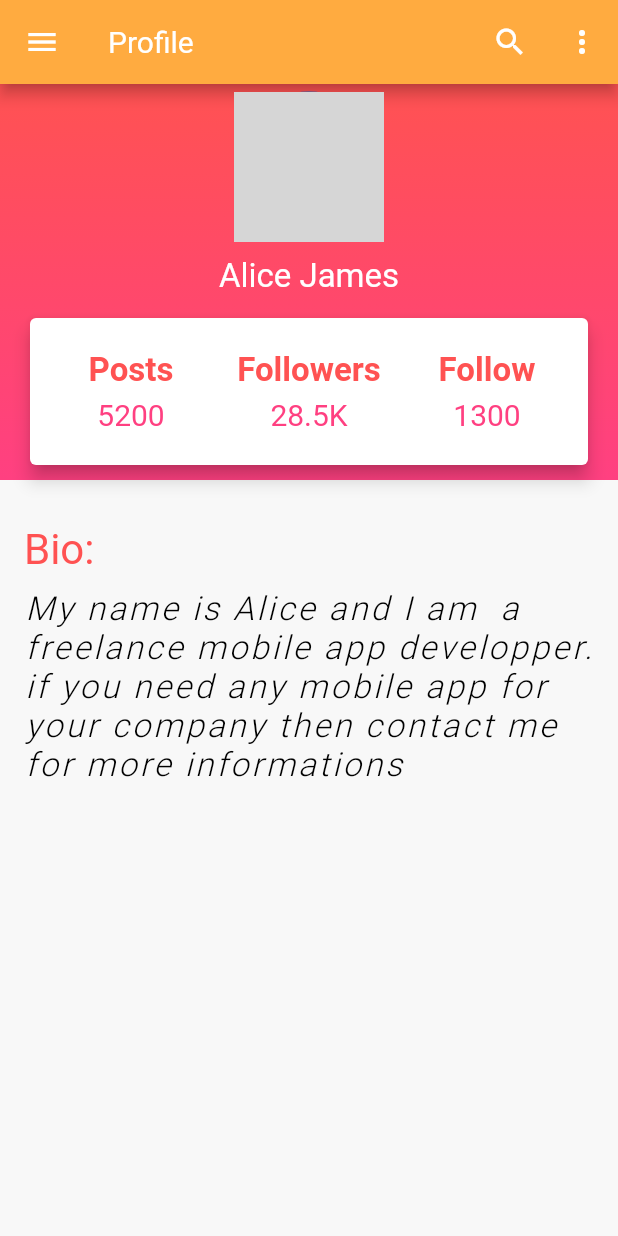
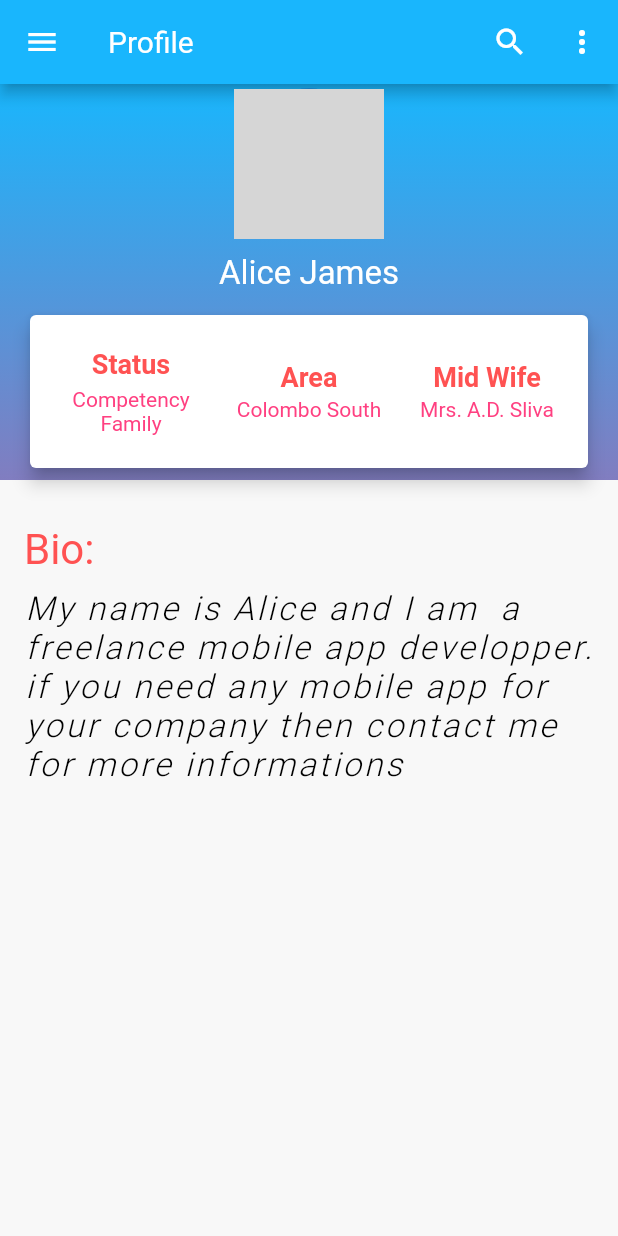
Before and after one commit to hiranthaPeiris/mum_care_app, a Flutter app: the Profile screen opened by its route, on a phone screen of 412 x 824 dp. Run offline on Flutter 3.47's test engine with Material 2 defaults, Android fonts, the phone set to English and light mode, and no system bars; our stand-ins replace firebase_auth, firebase_core, flutter_svg; missing offline and left inert: sign_button; accounts and stored records are empty; network calls fail; project files that could hold a hidden picture were left out; grey boxes are pictures that could not be loaded.

Commit message:
user profile edits

```diff
--- a/lib/main.dart
+++ b/lib/main.dart
@@ -35,7 +35,7 @@ class _MyAppState extends State<MyApp> {
           textTheme:
               Theme.of(context).textTheme.apply(displayColor: kTextColor),
         ),
-        initialRoute: '/profile',
+        initialRoute: '/',
         onGenerateRoute: RouteGenerator.generateRoute,
       ),
     );
--- a/lib/screens/Profile/Profile.dart
+++ b/lib/screens/Profile/Profile.dart
@@ -4,6 +4,23 @@ import 'package:mun_care_app/screens/registration/ComFamReg.dart';
 import 'package:mun_care_app/screens/registration/PreFamReg.dart';
 
 class Profile extends StatelessWidget {
+  final String userEmail;
+  final String userName;
+  final String userBio;
+  final String status;
+  final String nameOfMidwife;
+  final String area;
+
+  const Profile(
+      {Key key,
+      this.userEmail,
+      this.userName,
+      this.userBio,
+      this.status,
+      this.nameOfMidwife,
+      this.area})
+      : super(key: key);
+
   @override
   Widget build(BuildContext context) {
     return DefaultTabController(
@@ -12,7 +29,7 @@ class Profile extends StatelessWidget {
         child: Scaffold(
           appBar: AppBar(
             title: Text("Profile"),
-            backgroundColor: Colors.orangeAccent,
+            backgroundColor: kBackground,
             /*leading: IconButton(
               icon: Icon(Icons.menu),
               onPressed: () {},
@@ -58,24 +75,7 @@ class Profile extends StatelessWidget {
                     ),
                     //child: ,
                   ),
-                  otherAccountsPictures: <Widget>[
-                    ClipRRect(
-                      borderRadius: BorderRadius.circular(110),
-                      child: Image.asset(
-                        "assets/images/pro3.jpg",
-                        fit: BoxFit.cover,
-                      ),
-                    ),
-                    ClipRRect(
-                      borderRadius: BorderRadius.circular(110),
-                      child: Image.asset(
-                        "assets/images/pro2.jpg",
-                        fit: BoxFit.cover,
-                      ),
-                    )
-                  ],
                 ),
-
                 ListTile(
                   title: Text(
                     'Edit Competency Fam Data',
@@ -108,7 +108,7 @@ class Profile extends StatelessWidget {
                       gradient: LinearGradient(
                     begin: Alignment.topCenter,
                     end: Alignment.bottomCenter,
-                    colors: [Colors.redAccent, Colors.pinkAccent],
+                    colors: [kBackground, kBlueColor],
                     //tileMode: TileMode.repeated,
                   )),
                   child: Container(
@@ -153,10 +153,10 @@ class Profile extends StatelessWidget {
                                     child: Column(
                                       children: <Widget>[
                                         Text(
-                                          "Posts",
+                                          "Status",
                                           style: TextStyle(
                                             color: Colors.redAccent,
-                                            fontSize: 22.0,
+                                            fontSize: 18.0,
                                             fontWeight: FontWeight.bold,
                                           ),
                                         ),
@@ -164,9 +164,9 @@ class Profile extends StatelessWidget {
                                           height: 5.0,
                                         ),
                                         Text(
-                                          "5200",
+                                          "Competency Family",textAlign: TextAlign.center,
                                           style: TextStyle(
-                                            fontSize: 20.0,
+                                            fontSize: 14.0,
                                             color: Colors.pinkAccent,
                                           ),
                                         )
@@ -177,20 +177,20 @@ class Profile extends StatelessWidget {
                                     child: Column(
                                       children: <Widget>[
                                         Text(
-                                          "Followers",
+                                          "Area",
                                           style: TextStyle(
                                             color: Colors.redAccent,
-                                            fontSize: 22.0,
+                                            fontSize: 18.0,
                                             fontWeight: FontWeight.bold,
                                           ),
                                         ),
                                         SizedBox(
-                                          height: 5.0,
+                                          height: 3.0,
                                         ),
                                         Text(
-                                          "28.5K",
+                                          "Colombo South",
                                           style: TextStyle(
-                                            fontSize: 20.0,
+                                            fontSize: 14,
                                             color: Colors.pinkAccent,
                                           ),
                                         )
@@ -201,20 +201,20 @@ class Profile extends StatelessWidget {
                                     child: Column(
                                       children: <Widget>[
                                         Text(
-                                          "Follow",
+                                          "Mid Wife",
                                           style: TextStyle(
                                             color: Colors.redAccent,
-                                            fontSize: 22.0,
+                                            fontSize: 18.0,
                                             fontWeight: FontWeight.bold,
                                           ),
                                         ),
                                         SizedBox(
-                                          height: 5.0,
+                                          height: 3.0,
                                         ),
                                         Text(
-                                          "1300",
+                                          "Mrs. A.D. Sliva",
                                           style: TextStyle(
-                                            fontSize: 20.0,
+                                            fontSize: 14,
                                             color: Colors.pinkAccent,
                                           ),
                                         )
--- a/pubspec.yaml
+++ b/pubspec.yaml
@@ -49,6 +49,7 @@ flutter:
 
   # To add assets to your application, add an assets section, like this:
   assets:
+    - assets/images/
     - assets/icons/
     - assets/images/pro2.jpg
     - assets/images/pro3.jpg
```
